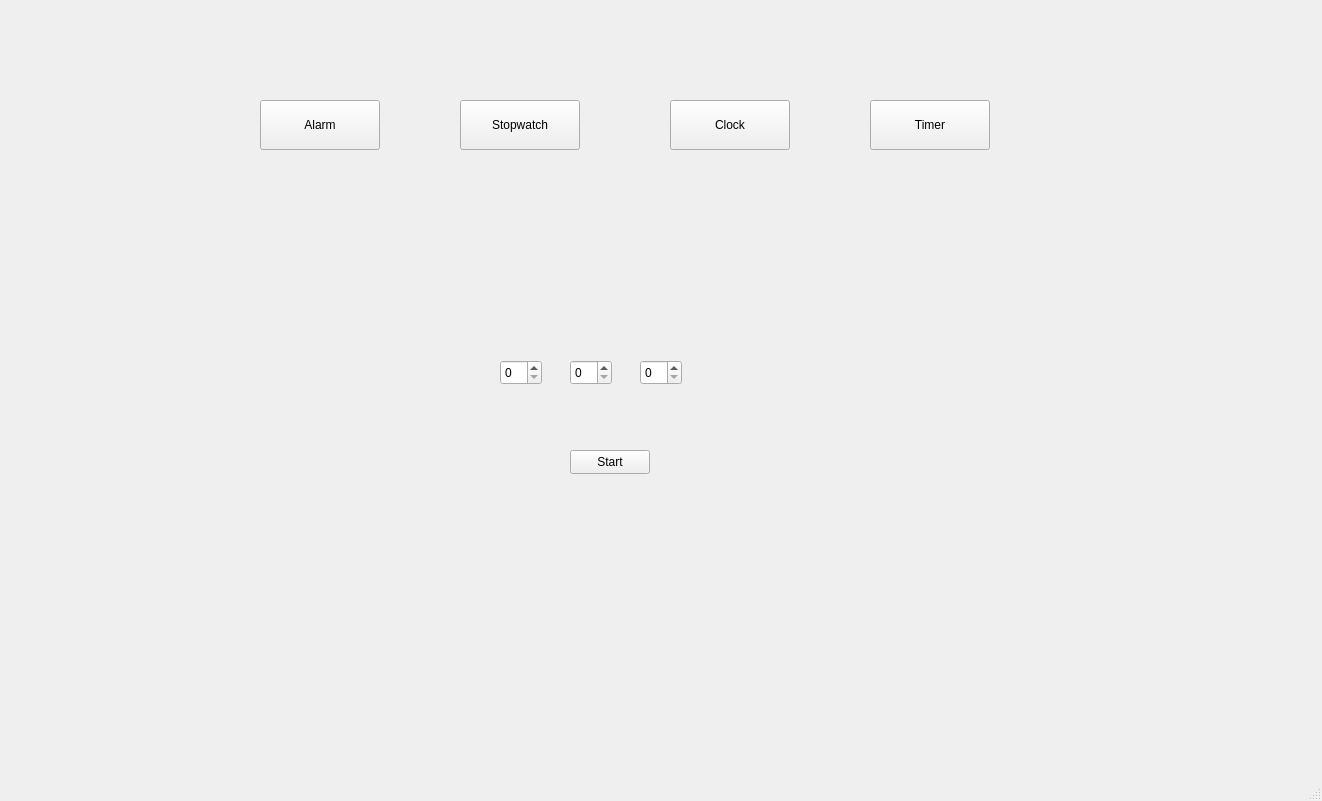
The window that C++/Projects/Clock/QtGUI/ClockGUI/mainwindow.ui (MikitaVitkouski/BSU) describes before a commit, drawn with Qt 5.
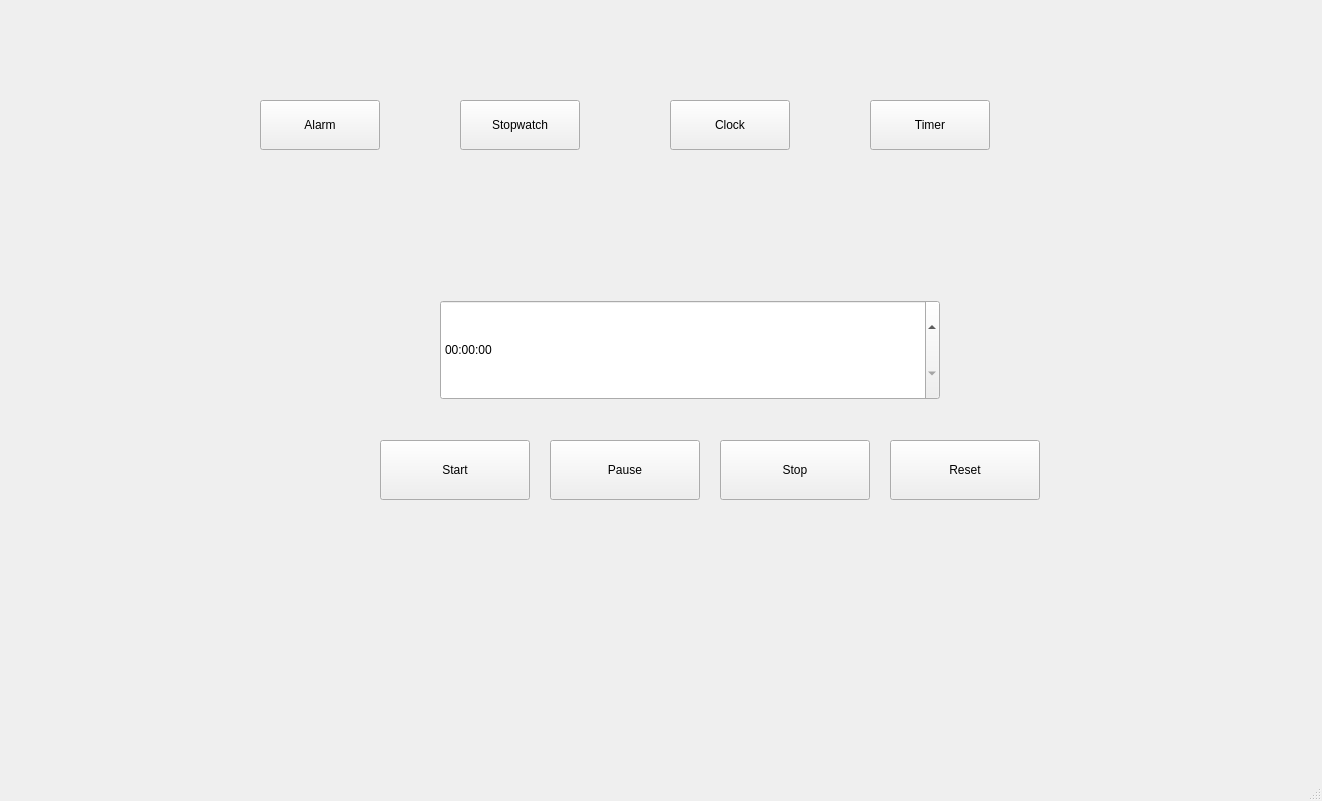
The same window after the commit. The open tabs and pages were chosen to show the change.

Commit message: Replace 3 spin boxes with timeEditTimer, implement MainWindow::on_btnStartTimer_clicked(), MainWindow::updateCountdownTimer(), add three new buttons: btnPauseTimer, btnStopTimer, btnResetTimer, set some UI's design for pageTimer's elements

Diff of the .ui file:
```diff
--- a/C++/Projects/Clock/QtGUI/ClockGUI/mainwindow.ui
+++ b/C++/Projects/Clock/QtGUI/ClockGUI/mainwindow.ui
@@ -295,49 +295,68 @@
      </widget>
     </widget>
     <widget class="QWidget" name="pageTimer">
-     <widget class="QSpinBox" name="spinHours">
-      <property name="geometry">
-       <rect>
-        <x>350</x>
-        <y>180</y>
-        <width>42</width>
-        <height>25</height>
-       </rect>
-      </property>
-     </widget>
-     <widget class="QSpinBox" name="spinMinutes">
-      <property name="geometry">
-       <rect>
-        <x>420</x>
-        <y>180</y>
-        <width>42</width>
-        <height>25</height>
-       </rect>
-      </property>
-     </widget>
-     <widget class="QSpinBox" name="spinSeconds">
-      <property name="geometry">
-       <rect>
-        <x>490</x>
-        <y>180</y>
-        <width>42</width>
-        <height>25</height>
-       </rect>
-      </property>
-     </widget>
      <widget class="QPushButton" name="btnStartTimer">
       <property name="geometry">
        <rect>
-        <x>420</x>
-        <y>270</y>
-        <width>80</width>
-        <height>24</height>
+        <x>230</x>
+        <y>260</y>
+        <width>150</width>
+        <height>60</height>
        </rect>
       </property>
       <property name="text">
        <string>Start</string>
       </property>
      </widget>
+     <widget class="QTimeEdit" name="timeEditTimer">
+      <property name="geometry">
+       <rect>
+        <x>290</x>
+        <y>120</y>
+        <width>500</width>
+        <height>100</height>
+       </rect>
+      </property>
+     </widget>
+     <widget class="QPushButton" name="btnPauseTimer">
+      <property name="geometry">
+       <rect>
+        <x>400</x>
+        <y>260</y>
+        <width>150</width>
+        <height>60</height>
+       </rect>
+      </property>
+      <property name="text">
+       <string>Pause</string>
+      </property>
+     </widget>
+     <widget class="QPushButton" name="btnStopTimer">
+      <property name="geometry">
+       <rect>
+        <x>570</x>
+        <y>260</y>
+        <width>150</width>
+        <height>60</height>
+       </rect>
+      </property>
+      <property name="text">
+       <string>Stop</string>
+      </property>
+     </widget>
+     <widget class="QPushButton" name="btnResetTimer">
+      <property name="geometry">
+       <rect>
+        <x>740</x>
+        <y>260</y>
+        <width>150</width>
+        <height>60</height>
+       </rect>
+      </property>
+      <property name="text">
+       <string>Reset</string>
+      </property>
+     </widget>
     </widget>
    </widget>
   </widget>
```
The commit also changes 2 other files.
